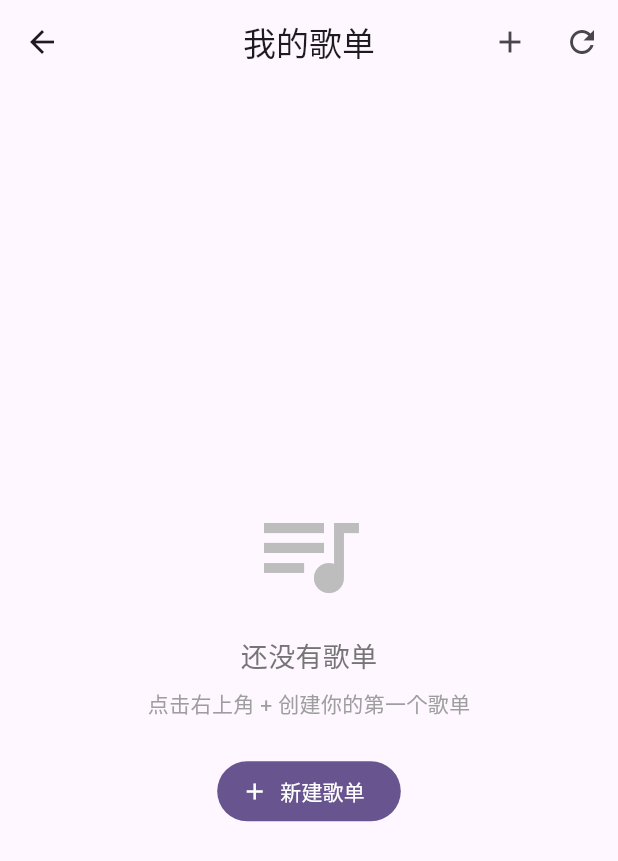
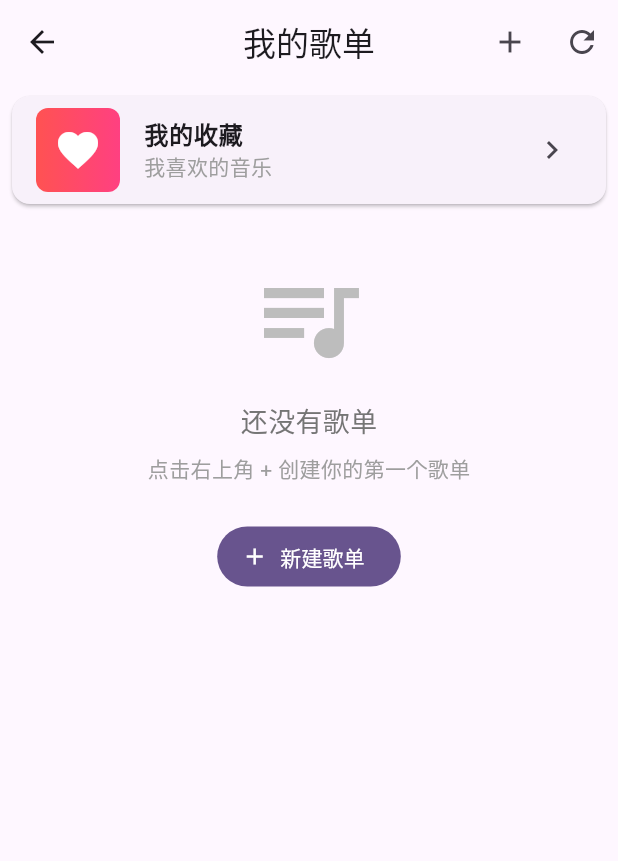
Before and after one commit to ieun-lkya/echo_music_app, a Flutter app: the PlaylistScreen screen opened directly, on a phone screen of 412 x 824 dp. Shown: the top 861 px of the screen. Run offline on Flutter 3.47's test engine with Material 3 defaults, Android fonts, the phone set to English and light mode, and no system bars; our stand-ins replace audio_video_progress_bar, dio, go_router, just_audio, shared_preferences; accounts and stored records are empty; network calls fail.

Commit message:
feat(界面): 重构播放列表和个人资料页面布局
将"我的收藏"功能从个人资料页移至播放列表页顶部
在首页添加快速访问Echo FM和助眠模式的卡片
优化页面结构，拆分组件提高可维护性

```diff
--- a/lib/screens/playlist_screen.dart
+++ b/lib/screens/playlist_screen.dart
@@ -2,6 +2,7 @@ import 'package:flutter/material.dart';
 import '../api/music_api.dart';
 import '../components/player_bar.dart';
 import 'playlist_detail_screen.dart';
+import 'my_favorites_screen.dart';
 import '../utils/toast_util.dart';
 
 class PlaylistScreen extends StatefulWidget {
@@ -158,8 +159,49 @@ class _PlaylistScreenState extends State<PlaylistScreen> {
       return const Center(child: CircularProgressIndicator());
     }
 
-    if (_playlists.isEmpty) {
-      return Center(
+    return ListView(
+      children: [
+        _buildFavoritesCard(),
+        if (_playlists.isEmpty) _buildEmptyState() else _buildPlaylistsList(),
+      ],
+    );
+  }
+
+  Widget _buildFavoritesCard() {
+    return Card(
+      margin: const EdgeInsets.fromLTRB(8, 8, 8, 4),
+      child: ListTile(
+        leading: Container(
+          width: 56,
+          height: 56,
+          decoration: BoxDecoration(
+            gradient: const LinearGradient(
+              colors: [Colors.redAccent, Colors.pinkAccent],
+            ),
+            borderRadius: BorderRadius.circular(8),
+          ),
+          child: const Icon(Icons.favorite, color: Colors.white, size: 32),
+        ),
+        title: const Text(
+          '我的收藏',
+          style: TextStyle(fontWeight: FontWeight.bold),
+        ),
+        subtitle: const Text('我喜欢的音乐', style: TextStyle(color: Colors.grey)),
+        trailing: const Icon(Icons.chevron_right),
+        onTap: () {
+          Navigator.push(
+            context,
+            MaterialPageRoute(builder: (context) => const MyFavoritesScreen()),
+          );
+        },
+      ),
+    );
+  }
+
+  Widget _buildEmptyState() {
+    return Center(
+      child: Padding(
+        padding: const EdgeInsets.all(32),
         child: Column(
           mainAxisAlignment: MainAxisAlignment.center,
           children: [
@@ -182,10 +224,14 @@ class _PlaylistScreenState extends State<PlaylistScreen> {
             ),
           ],
         ),
-      );
-    }
+      ),
+    );
+  }
 
+  Widget _buildPlaylistsList() {
     return ListView.builder(
+      shrinkWrap: true,
+      physics: const NeverScrollableScrollPhysics(),
       padding: const EdgeInsets.all(8),
       itemCount: _playlists.length,
       itemBuilder: (context, index) {
```
Also changed, not shown: lib/screens/home_screen.dart (+91 -1 lines), lib/screens/profile_screen.dart (+10 -43 lines).
